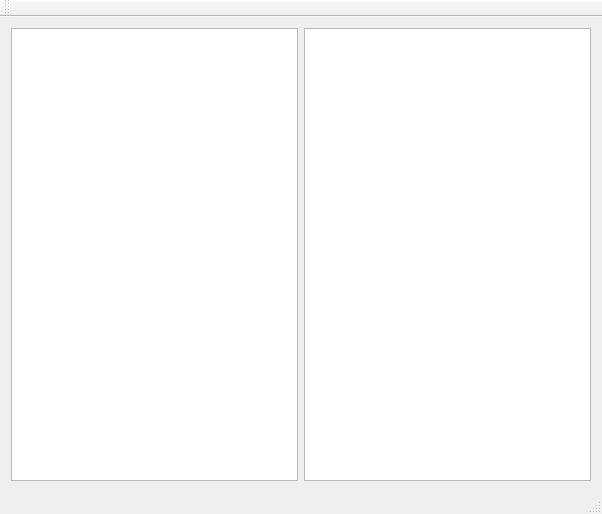
The window that GraphicEditor/mainwindow.ui (AdUki/GraphicEditor) describes before a commit, drawn with Qt 5.
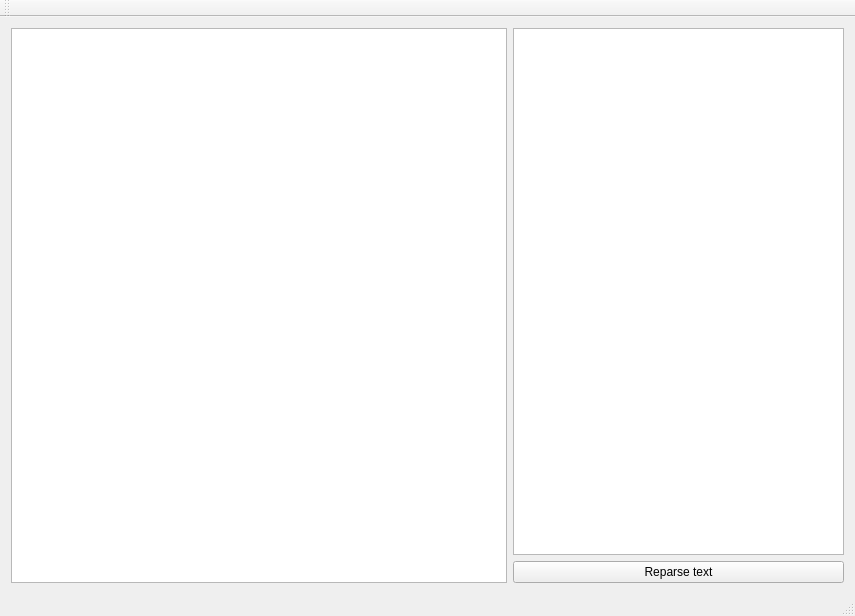
The same window after the commit.

```diff
--- a/GraphicEditor/mainwindow.ui
+++ b/GraphicEditor/mainwindow.ui
@@ -6,20 +6,31 @@
    <rect>
     <x>0</x>
     <y>0</y>
-    <width>602</width>
-    <height>514</height>
+    <width>855</width>
+    <height>616</height>
    </rect>
   </property>
   <property name="windowTitle">
    <string>MainWindow</string>
   </property>
   <widget class="QWidget" name="centralWidget">
-   <layout class="QHBoxLayout" name="horizontalLayout">
+   <layout class="QHBoxLayout" name="horizontalLayout" stretch="3,2">
     <item>
      <widget class="QGraphicsView" name="graphicsView"/>
     </item>
     <item>
-     <widget class="QPlainTextEdit" name="plainTextEdit"/>
+     <layout class="QVBoxLayout" name="verticalLayout">
+      <item>
+       <widget class="QPlainTextEdit" name="plainTextEdit"/>
+      </item>
+      <item>
+       <widget class="QPushButton" name="pushButton">
+        <property name="text">
+         <string>Reparse text</string>
+        </property>
+       </widget>
+      </item>
+     </layout>
     </item>
    </layout>
   </widget>
```
Left out of the diff: 2 changed lines with no effect on the pictures.
